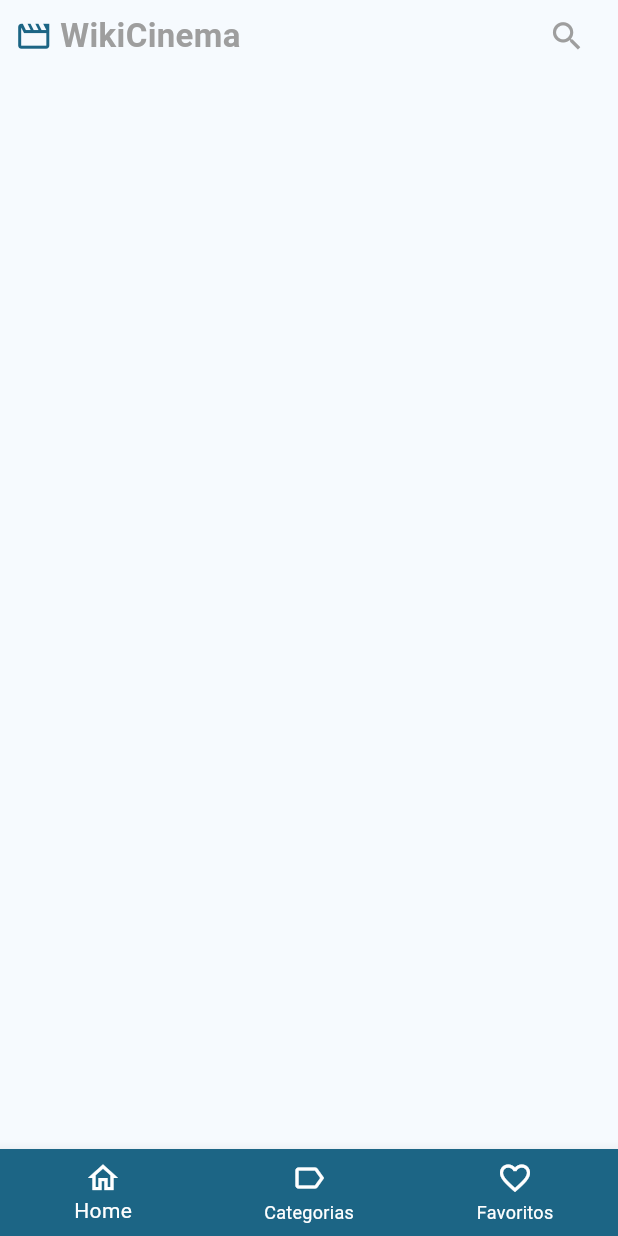
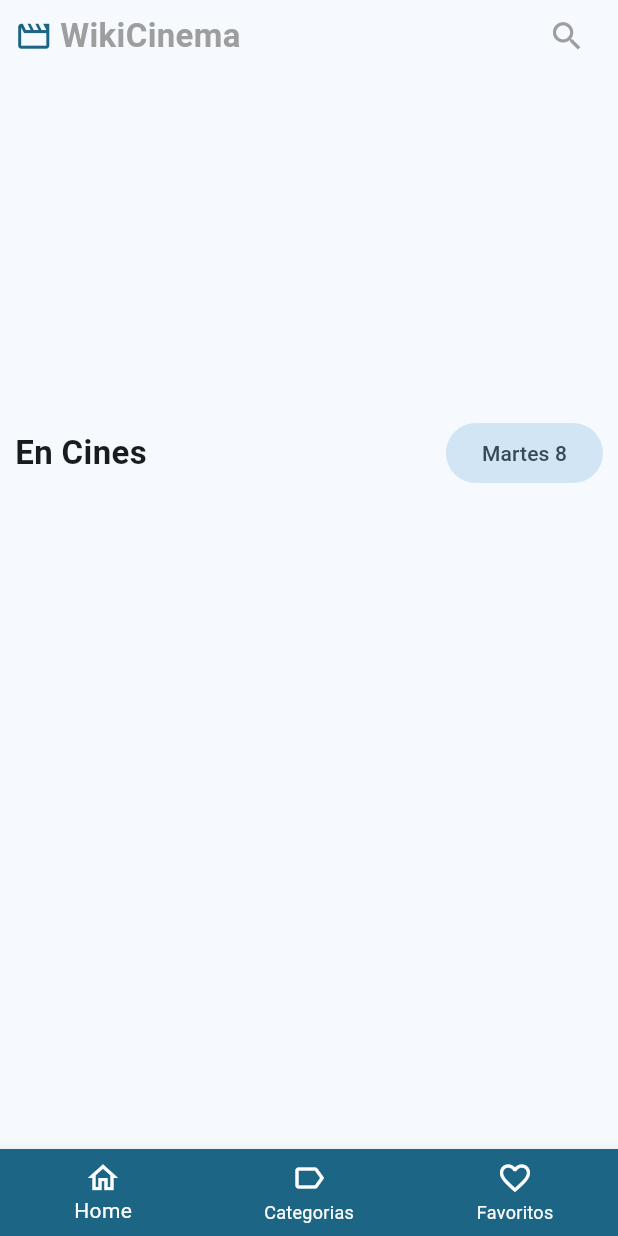
Before and after one commit to InflvxDev/WikiCinema, a Flutter app: the screen it shows after launch, on a phone screen of 412 x 824 dp. Run offline on Flutter 3.47's test engine with Material 2 defaults, Android fonts, the phone set to English and light mode, and no system bars; drawn by our look-alikes of card_swiper; our stand-ins replace animate_do, dio, flutter_dotenv, flutter_riverpod, go_router; network calls fail.

Commit message:
Titulo y subtitulo de listview horizontal de peliculas en cine

```diff
--- a/lib/presentation/screens/movies/home_screen.dart
+++ b/lib/presentation/screens/movies/home_screen.dart
@@ -35,12 +35,14 @@ class _HomeViewState extends ConsumerState<_HomeView> {
   @override
   Widget build(BuildContext context) {
 
+    final nowPlayingMovies = ref.watch(nowPlayingMoviesProvider);
     final moviesSlideShow = ref.watch(moviesSlideShowProvider);
 
     return Column(
       children: [
         const CustomAppbar(),
         MoviesSliedShow(movies: moviesSlideShow),
+        MovieHorizontalListview(movies: nowPlayingMovies, title: 'En Cines', subtitle: 'Martes 8',)
       ],
     );
   }
--- /dev/null
+++ b/lib/presentation/widgets/movies/movie_horizontal_listview.dart
@@ -0,0 +1,65 @@
+import 'package:flutter/material.dart';
+
+import '../../../domain/entities/movie.dart';
+
+
+class MovieHorizontalListview extends StatelessWidget {
+
+  final List<Movie> movies;
+  final String? title;
+  final String? subtitle;
+  final VoidCallback? loadNextPage;
+
+
+  const MovieHorizontalListview({super.key, required this.movies, this.title, this.subtitle, this.loadNextPage});
+
+  @override
+  Widget build(BuildContext context) {
+    return SizedBox(
+      height: 350,
+      child: Column(
+        children: [
+
+          if(title!= null || subtitle!= null)
+            _Tittle(tittle: title, subtittle: subtitle,)
+
+
+
+        ],
+      ),
+    );
+  }
+}
+
+
+class _Tittle extends StatelessWidget {
+
+  final String? tittle;
+  final String? subtittle;
+
+  const _Tittle({ this.tittle, this.subtittle});
+
+  @override
+  Widget build(BuildContext context) {
+    return  Container(
+      padding: const EdgeInsets.only(top: 10),
+      margin: const EdgeInsetsDirectional.symmetric(horizontal: 10),
+      child: Row(
+        children: [
+
+          if(tittle != null)
+            Text(tittle!, style: const TextStyle(fontSize: 22, fontWeight: FontWeight.bold),),
+
+          const Spacer(),
+
+          if(subtittle != null)
+            FilledButton.tonal(
+              onPressed: () {},
+              child: Text(subtittle!),
+            ),
+
+        ],
+      ),
+    );
+  }
+}
--- a/lib/presentation/widgets/widgets.dart
+++ b/lib/presentation/widgets/widgets.dart
@@ -1,3 +1,4 @@
 export 'shared/custom_appbar.dart';
 export 'movies/movies_slideshow.dart';
 export 'shared/custom_botton_navbar.dart';
+export 'movies/movie_horizontal_listview.dart';
```
